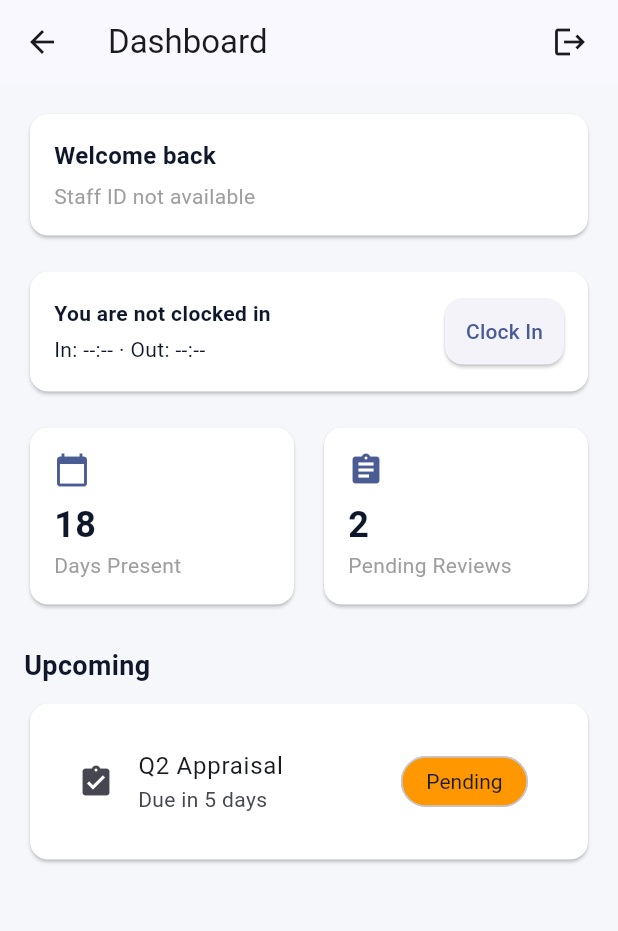
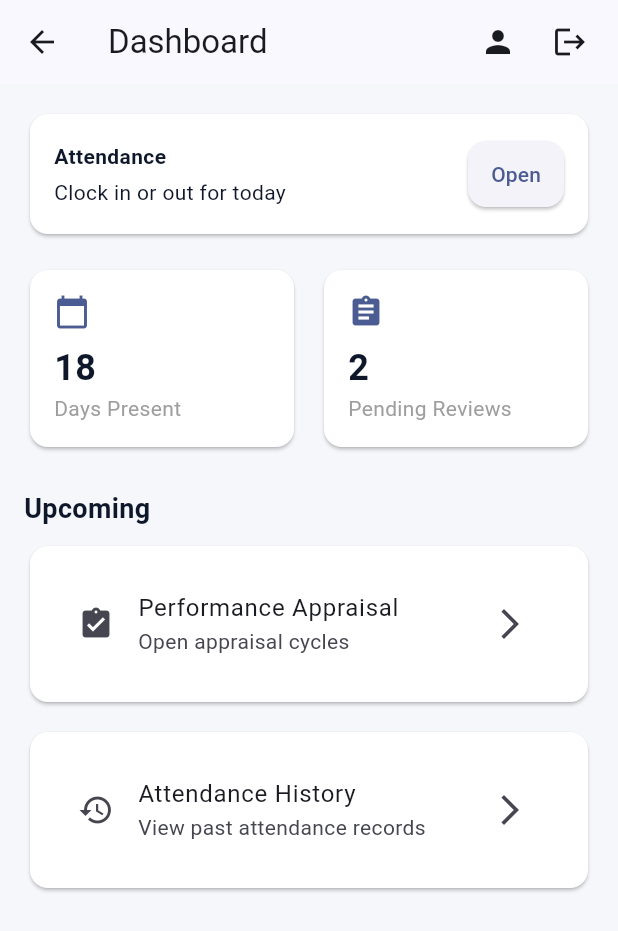
Before and after one commit to wealthydonald1/GAD, a Flutter app: the StaffDashboard screen opened by its route, on a phone screen of 412 x 824 dp. Shown: the top 931 px of the screen. Run offline on Flutter 3.47's test engine with Material 3 defaults, Android fonts, the phone set to English and light mode, and no system bars; our stand-ins replace local_auth, percent_indicator, shared_preferences; accounts and stored records are empty.

```diff
--- a/lib/core/router/app_router.dart
+++ b/lib/core/router/app_router.dart
@@ -16,6 +16,7 @@ import 'package:gad/features/assessments/presentation/manager_review_screen.dart
 
 import 'package:gad/features/directory/presentation/directory_list_screen.dart';
 import 'package:gad/features/directory/presentation/profile_screen.dart';
+
 import 'package:gad/features/assessments/domain/appraisal_submission.dart';
 
 class AppRouter {
@@ -31,69 +32,60 @@ class AppRouter {
   static const String assessments = '/assessments';
   static const String appraisalForm = '/assessments/form';
   static const String results = '/assessments/results';
+  static const String managerReview = '/manager/review';
 
   static const String directory = '/directory';
   static const String profile = '/profile';
 
-  static const String managerReview = '/manager-review';
-
   static Route<dynamic> generateRoute(RouteSettings settings) {
-    debugPrint('Route: ${settings.name}');
+    debugPrint('Route: ${settings.name}, args: ${settings.arguments}');
 
     switch (settings.name) {
+      case '/':
+        return MaterialPageRoute(builder: (_) => const StaffDashboard());
+
       case login:
-        return MaterialPageRoute(
-          builder: (_) => const LoginScreen(),
-        );
+        return MaterialPageRoute(builder: (_) => const LoginScreen());
 
       case forgotPassword:
-        return MaterialPageRoute(
-          builder: (_) => const ForgotPasswordScreen(),
-        );
+        return MaterialPageRoute(builder: (_) => const ForgotPasswordScreen());
 
       case staffDashboard:
-        return MaterialPageRoute(
-          builder: (_) => const StaffDashboard(),
-        );
+        return MaterialPageRoute(builder: (_) => const StaffDashboard());
 
       case managerDashboard:
-        return MaterialPageRoute(
-          builder: (_) => const ManagerDashboard(),
-        );
+        return MaterialPageRoute(builder: (_) => const ManagerDashboard());
 
       case attendance:
-        return MaterialPageRoute(
-          builder: (_) => const ClockInOutScreen(),
-        );
+        return MaterialPageRoute(builder: (_) => const ClockInOutScreen());
 
       case attendanceHistory:
-        return MaterialPageRoute(
-          builder: (_) => const HistoryScreen(),
-        );
+        return MaterialPageRoute(builder: (_) => const HistoryScreen());
 
       case assessments:
-        return MaterialPageRoute(
-          builder: (_) => const CyclesListScreen(),
-        );
+        return MaterialPageRoute(builder: (_) => const CyclesListScreen());
 
       case appraisalForm:
+        final args = settings.arguments as Map<String, dynamic>?;
         return MaterialPageRoute(
           builder: (_) => AppraisalFormScreen(
-            cycleId: settings.arguments,
+            cycleId: args?['cycleId'],
           ),
         );
 
       case results:
+        final args = settings.arguments as Map<String, dynamic>?;
         return MaterialPageRoute(
           builder: (_) => ResultsViewScreen(
-            resultId: settings.arguments,
+            resultId: args?['resultId'],
           ),
         );
 
       case managerReview:
+        final submission = settings.arguments as AppraisalSubmission?;
         return MaterialPageRoute(
           builder: (_) => ManagerReviewScreen(
-            submission: settings.arguments as AppraisalSubmission?,
+            submission: submission,
           ),
         );
 
@@ -104,9 +96,7 @@ class AppRouter {
 
       case profile:
         return MaterialPageRoute(
-          builder: (_) => ProfileScreen(
-            employeeId: settings.arguments,
-          ),
+          builder: (_) => const ProfileScreen(),
         );
 
       default:
--- a/lib/features/dashboard/presentation/staff_dashboard.dart
+++ b/lib/features/dashboard/presentation/staff_dashboard.dart
@@ -1,44 +1,10 @@
 import 'package:flutter/material.dart';
 import 'package:gad/core/router/app_router.dart';
 import 'package:gad/core/services/auth_service.dart';
-import 'package:gad/core/services/attendance_service.dart';
 import 'package:gad/shared/widgets/app_card.dart';
 
-class StaffDashboard extends StatefulWidget {
+class StaffDashboard extends StatelessWidget {
   const StaffDashboard({super.key});
-
-  @override
-  State<StaffDashboard> createState() => _StaffDashboardState();
-}
-
-class _StaffDashboardState extends State<StaffDashboard> {
-  String _staffId = '';
-  bool _isClockedIn = false;
-  String? _inTime;
-  String? _outTime;
-
-  @override
-  void initState() {
-    super.initState();
-    _loadData();
-  }
-
-  Future<void> _loadData() async {
-    final auth = AuthService();
-    final attendance = AttendanceService();
-
-    final staffId = await auth.getCurrentUser();
-    final state = await attendance.getClockState();
-
-    if (!mounted) return;
-
-    setState(() {
-      _staffId = staffId ?? '';
-      _isClockedIn = state['isClockedIn'] as bool? ?? false;
-      _inTime = state['inTime'] as String?;
-      _outTime = state['outTime'] as String?;
-    });
-  }
 
   @override
   Widget build(BuildContext context) {
@@ -46,6 +12,12 @@ class _StaffDashboardState extends State<StaffDashboard> {
       appBar: AppBar(
         title: const Text('Dashboard'),
         actions: [
+          IconButton(
+            icon: const Icon(Icons.person),
+            onPressed: () {
+              Navigator.pushNamed(context, AppRouter.profile);
+            },
+          ),
           IconButton(
             icon: const Icon(Icons.logout),
             onPressed: () async {
@@ -64,30 +36,9 @@ class _StaffDashboardState extends State<StaffDashboard> {
           const SizedBox(width: 8),
         ],
       ),
-      body: RefreshIndicator(
-        onRefresh: _loadData,
-        child: ListView(
+      body: ListView(
         padding: const EdgeInsets.all(16),
         children: [
-            AppCard(
-              child: Column(
-                crossAxisAlignment: CrossAxisAlignment.start,
-                children: [
-                  const Text(
-                    'Welcome back',
-                    style: TextStyle(fontSize: 16, fontWeight: FontWeight.bold),
-                  ),
-                  const SizedBox(height: 6),
-                  Text(
-                    _staffId.isEmpty
-                        ? 'Staff ID not available'
-                        : 'Staff ID: $_staffId',
-                    style: const TextStyle(color: Colors.grey),
-                  ),
-                ],
-              ),
-            ),
-            const SizedBox(height: 16),
           AppCard(
             child: Wrap(
               alignment: WrapAlignment.spaceBetween,
@@ -96,28 +47,26 @@ class _StaffDashboardState extends State<StaffDashboard> {
               children: [
                 ConstrainedBox(
                   constraints: const BoxConstraints(minWidth: 220),
-                    child: Column(
+                  child: const Column(
                     crossAxisAlignment: CrossAxisAlignment.start,
                     children: [
                       Text(
-                          _isClockedIn
-                              ? 'You are clocked in'
-                              : 'You are not clocked in',
-                          style: const TextStyle(fontWeight: FontWeight.bold),
+                        'Attendance',
+                        style: TextStyle(fontWeight: FontWeight.bold),
                       ),
-                        const SizedBox(height: 4),
-                        Text(
-                          'In: ${_inTime ?? '--:--'} · Out: ${_outTime ?? '--:--'}',
-                        ),
+                      SizedBox(height: 4),
+                      Text('Clock in or out for today'),
                     ],
                   ),
                 ),
                 ElevatedButton(
-                    onPressed: () async {
-                      await Navigator.pushNamed(context, AppRouter.attendance);
-                      await _loadData();
+                  onPressed: () {
+                    Navigator.pushNamed(
+                      context,
+                      AppRouter.attendance,
+                    );
                   },
-                    child: Text(_isClockedIn ? 'Clock Out' : 'Clock In'),
+                  child: const Text('Open'),
                 ),
               ],
             ),
@@ -133,25 +82,42 @@ class _StaffDashboardState extends State<StaffDashboard> {
           const SizedBox(height: 24),
           const Text(
             'Upcoming',
-              style: TextStyle(fontSize: 18, fontWeight: FontWeight.bold),
+            style: TextStyle(
+              fontSize: 18,
+              fontWeight: FontWeight.bold,
+            ),
           ),
           const SizedBox(height: 8),
           AppCard(
             child: ListTile(
               leading: const Icon(Icons.assignment_turned_in),
-                title: const Text('Q2 Appraisal'),
-                subtitle: const Text('Due in 5 days'),
-                trailing: const Chip(
-                  label: Text('Pending'),
-                  backgroundColor: Colors.orange,
+              title: const Text('Performance Appraisal'),
+              subtitle: const Text('Open appraisal cycles'),
+              trailing: const Icon(Icons.arrow_forward_ios),
+              onTap: () {
+                Navigator.pushNamed(
+                  context,
+                  AppRouter.assessments,
+                );
+              },
             ),
+          ),
+          const SizedBox(height: 12),
+          AppCard(
+            child: ListTile(
+              leading: const Icon(Icons.history),
+              title: const Text('Attendance History'),
+              subtitle: const Text('View past attendance records'),
+              trailing: const Icon(Icons.arrow_forward_ios),
               onTap: () {
-                  Navigator.pushNamed(context, AppRouter.assessments);
+                Navigator.pushNamed(
+                  context,
+                  AppRouter.attendanceHistory,
+                );
               },
             ),
           ),
         ],
-        ),
       ),
     );
   }
@@ -171,9 +137,15 @@ class _StaffDashboardState extends State<StaffDashboard> {
             const SizedBox(height: 8),
             Text(
               value,
-              style: const TextStyle(fontSize: 24, fontWeight: FontWeight.bold),
+              style: const TextStyle(
+                fontSize: 24,
+                fontWeight: FontWeight.bold,
               ),
-            Text(label, style: const TextStyle(color: Colors.grey)),
+            ),
+            Text(
+              label,
+              style: const TextStyle(color: Colors.grey),
+            ),
           ],
         ),
       ),
--- /dev/null
+++ b/lib/widgets/app_card.dart
@@ -0,0 +1,47 @@
+import 'package:flutter/material.dart';
+
+class AppCard extends StatelessWidget {
+  final Widget child;
+  final EdgeInsetsGeometry? padding;
+  final VoidCallback? onTap;
+
+  const AppCard({
+    super.key,
+    required this.child,
+    this.padding,
+    this.onTap,
+  });
+
+  @override
+  Widget build(BuildContext context) {
+    final card = Container(
+      padding: padding ?? const EdgeInsets.all(16),
+      decoration: BoxDecoration(
+        color: Theme.of(context).cardColor,
+        borderRadius: BorderRadius.circular(20),
+        border: Border.all(
+          color: Theme.of(context).dividerColor.withOpacity(0.15),
+        ),
+        boxShadow: [
+          BoxShadow(
+            blurRadius: 16,
+            offset: const Offset(0, 6),
+            color: Colors.black.withOpacity(0.04),
+          ),
+        ],
+      ),
+      child: child,
+    );
+
+    if (onTap == null) return card;
+
+    return Material(
+      color: Colors.transparent,
+      child: InkWell(
+        borderRadius: BorderRadius.circular(20),
+        onTap: onTap,
+        child: card,
+      ),
+    );
+  }
+}
```
Also changed, not shown: lib/core/services/auth_service.dart (+23 -0 lines), lib/core/services/biometric_auth_service.dart (added, +30 -0 lines), lib/core/services/device_prefs_service.dart (added, +41 -0 lines), lib/core/services/session_service.dart (added, +39 -0 lines), lib/features/attendance/models/today_attendance_state.dart (added, +39 -0 lines), lib/features/attendance/providers/attendance_provider.dart (added, +96 -0 lines), lib/features/attendance/services/attendance_local_service.dart (added, +31 -0 lines), lib/features/auth/presentation/login_screen.dart (+42 -4 lines), lib/features/directory/presentation/profile_screen.dart (+86 -40 lines), lib/main.dart (+23 -7 lines). Lines whose indentation alone changed are shown as unchanged.
